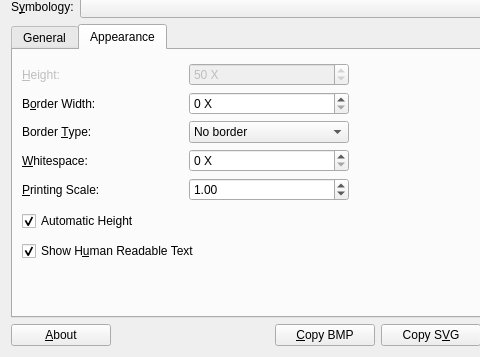
Above: frontend_qt/mainWindow.ui from zint/zint before the change; both pictures show x 0 to 480 and y 386 to 743 of the 704 by 743 pixel window. Below: the same form after it.
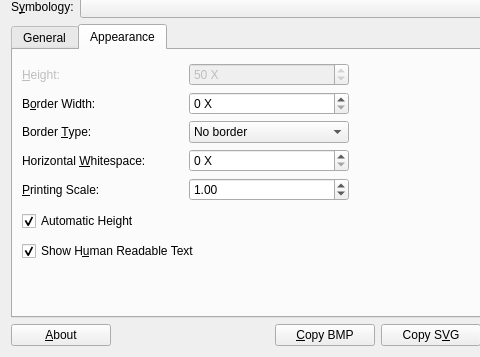
That is the form after the change. Icons and pictures are not drawn.

Patch:
```diff
--- a/frontend_qt/mainWindow.ui
+++ b/frontend_qt/mainWindow.ui
@@ -454,7 +454,7 @@
              <item row="3" column="0">
               <widget class="QLabel" name="lblWhitespace">
                <property name="text">
-                <string>&amp;Whitespace:</string>
+                <string>Horizontal &amp;Whitespace:</string>
                </property>
                <property name="alignment">
                 <set>Qt::AlignLeading|Qt::AlignLeft|Qt::AlignVCenter</set>
```
